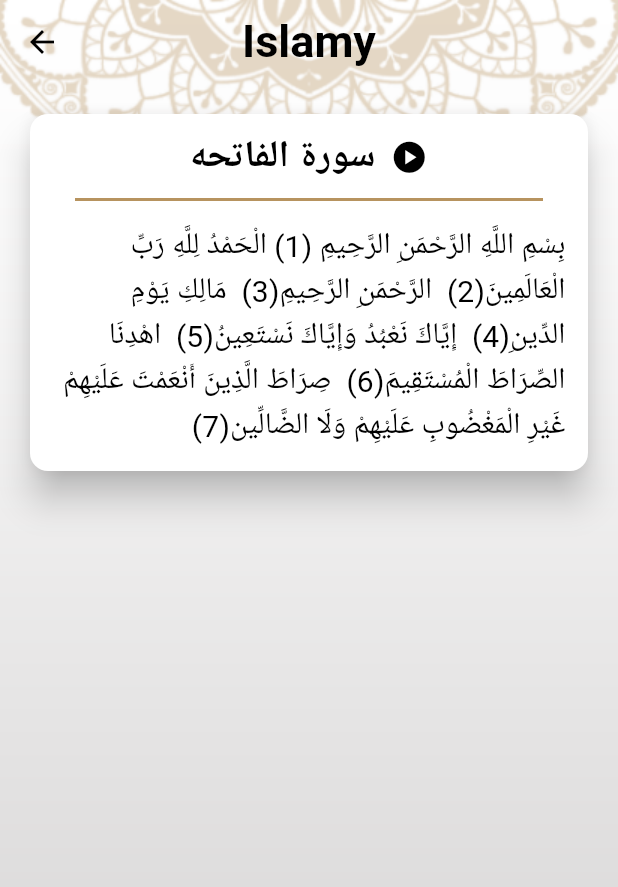
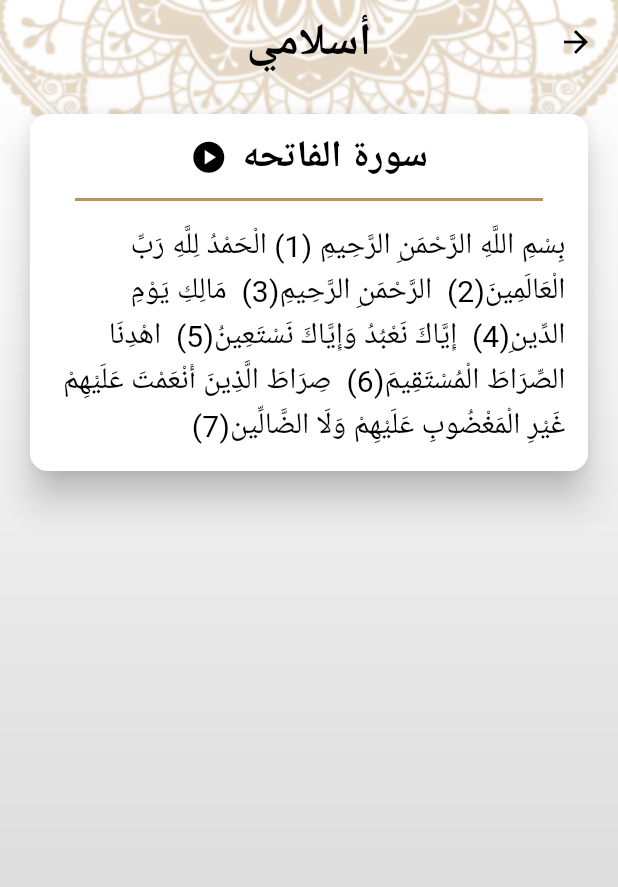
Before and after one commit to AER-Shalaan/islamy_app, a Flutter app: the screen it shows after launch, after a tap on "الفاتحه", on a phone screen of 412 x 824 dp. Shown: the top 887 px of the screen. Run offline on Flutter 3.47's test engine with Material 3 defaults, Android fonts, the phone set to English and light mode, and no system bars; generated files the repository leaves out were written again.

Commit message:
+ finish theme_sheet.dart

```diff
--- a/lib/main.dart
+++ b/lib/main.dart
@@ -2,13 +2,17 @@ import 'package:flutter/material.dart';
 import 'package:flutter_localizations/flutter_localizations.dart';
 import 'package:islamy_app/Themes/dark.dart';
 import 'package:islamy_app/Themes/light.dart';
+import 'package:islamy_app/providers/settings_provider.dart';
 import 'package:islamy_app/screens/hadith_details/hadith_details_screen.dart';
 import 'package:islamy_app/screens/home/home_screen.dart';
 import 'package:islamy_app/screens/quran_details/quran_details_screen.dart';
 import 'package:flutter_gen/gen_l10n/app_localizations.dart';
+import 'package:provider/provider.dart';
 
 void main() {
-  runApp(const MyApp());
+  runApp(ChangeNotifierProvider(
+      create: (context) => SettingsProvider(),
+      child: const MyApp()));
 }
 
 class MyApp extends StatelessWidget {
@@ -17,8 +21,10 @@ class MyApp extends StatelessWidget {
   // This widget is the root of your application.
   @override
   Widget build(BuildContext context) {
+    SettingsProvider provider = Provider.of<SettingsProvider>(context);
     return MaterialApp(
       title: 'Islamy',
+      debugShowCheckedModeBanner: false,
       localizationsDelegates: const [
         AppLocalizations.delegate,
         GlobalMaterialLocalizations.delegate,
@@ -29,15 +35,16 @@ class MyApp extends StatelessWidget {
         Locale('en'), // English
         Locale('ar'), // Arabic
       ],
-      locale: const Locale("en"),
-      debugShowCheckedModeBanner: false,
+      locale: const Locale("ar"),
+
       theme: LightTheme.light,
       darkTheme: DarkTheme.dark,
+      themeMode: provider.theme,
       initialRoute: HomeScreen.routeName,
       routes: {
         HomeScreen.routeName:(_)=> HomeScreen(),
         QuranDetailsScreen.routeName:(_)=> QuranDetailsScreen(),
-        HadithDetailsScreen.routeName:(_)=> HadithDetailsScreen(),
+        HadithDetailsScreen.routeName:(_)=> const HadithDetailsScreen(),
       },
     );
   }
--- /dev/null
+++ b/lib/providers/settings_provider.dart
@@ -0,0 +1,11 @@
+import 'package:flutter/material.dart';
+
+class SettingsProvider extends ChangeNotifier{
+  ThemeMode theme = ThemeMode.light;
+
+  void changeTheme(ThemeMode newThem){
+    if(theme == newThem) return;
+    theme = newThem;
+    notifyListeners();
+  }
+}
--- a/lib/screens/home/bodies/settings/settings_widget.dart
+++ b/lib/screens/home/bodies/settings/settings_widget.dart
@@ -1,5 +1,7 @@
 import 'package:flutter/material.dart';
+import 'package:islamy_app/providers/settings_provider.dart';
 import 'package:islamy_app/screens/home/bodies/settings/theme_sheet.dart';
+import 'package:provider/provider.dart';
 import 'language_sheet.dart';
 import 'package:flutter_gen/gen_l10n/app_localizations.dart';
 
@@ -14,6 +16,7 @@ class SettingsWidget extends StatefulWidget {
 class _SettingsWidgetState extends State<SettingsWidget> {
   @override
   Widget build(BuildContext context) {
+    SettingsProvider provider = Provider.of<SettingsProvider>(context);
     return Padding(
       padding: const EdgeInsets.all(15.0),
       child: Column(
@@ -42,7 +45,7 @@ class _SettingsWidgetState extends State<SettingsWidget> {
                 alignment: Alignment.center,
                 margin: EdgeInsets.all(10),
                 decoration: BoxDecoration(border: Border.all(color: Theme.of(context).colorScheme.tertiary),borderRadius: BorderRadius.circular(15),color: Theme.of(context).colorScheme.primary.withOpacity(0.50)),
-                child: Text("English", style: Theme.of(context).textTheme.titleSmall?.copyWith(fontSize: 20))
+                child: Text(provider.theme == ThemeMode.dark?"Dark":"Light", style: Theme.of(context).textTheme.titleSmall?.copyWith(fontSize: 20))
             ),
           ),
 
--- a/lib/screens/home/home_screen.dart
+++ b/lib/screens/home/home_screen.dart
@@ -1,11 +1,13 @@
 import 'package:flutter/material.dart';
 import 'package:islamy_app/generated/l10n.dart';
+import 'package:islamy_app/providers/settings_provider.dart';
 import 'package:islamy_app/screens/home/bodies/hadith/hadith_widget.dart';
 import 'package:islamy_app/screens/home/bodies/quran/quran_widget.dart';
 import 'package:islamy_app/screens/home/bodies/radio_widget.dart';
 import 'package:islamy_app/screens/home/bodies/sebiha/sebiha_widget.dart';
 import 'package:islamy_app/screens/home/bodies/settings/settings_widget.dart';
 import 'package:flutter_gen/gen_l10n/app_localizations.dart';
+import 'package:provider/provider.dart';
 class HomeScreen extends StatefulWidget {
   static const String routeName = "HomeScreen";
 
@@ -24,10 +26,11 @@ class _HomeScreenState extends State<HomeScreen> {
   ];
   @override
   Widget build(BuildContext context) {
+    SettingsProvider provider = Provider.of<SettingsProvider>(context);
     return Container(
-      decoration: const BoxDecoration(
+      decoration: BoxDecoration(
           image: DecorationImage(
-              image: AssetImage("assets/images/background.png"),
+              image: AssetImage(provider.theme == ThemeMode.dark?"assets/images/dark_background.png":"assets/images/background.png"),
               fit: BoxFit.fill
       )),
       child: Scaffold(
--- a/lib/screens/quran_details/quran_details_screen.dart
+++ b/lib/screens/quran_details/quran_details_screen.dart
@@ -1,6 +1,8 @@
 import 'package:flutter/material.dart';
 import 'package:flutter/services.dart';
 import 'package:flutter_gen/gen_l10n/app_localizations.dart';
+import 'package:islamy_app/providers/settings_provider.dart';
+import 'package:provider/provider.dart';
 
 class QuranDetailsScreen extends StatefulWidget {
   static const String routeName = "QuranDetailsScreen";
@@ -13,13 +15,14 @@ class _QuranDetailsScreenState extends State<QuranDetailsScreen> {
   @override
   Widget build(BuildContext context) {
     QuranDetailsArgs args = ModalRoute.of(context)?.settings.arguments as QuranDetailsArgs;
+    SettingsProvider provider = Provider.of<SettingsProvider>(context);
     if(lines.isEmpty){
       readQuranFile(args.index);
     }
     return Container(
-        decoration: const BoxDecoration(
+        decoration: BoxDecoration(
         image: DecorationImage(
-        image: AssetImage("assets/images/background.png"),
+        image: AssetImage((provider.theme == ThemeMode.dark?"assets/images/dark_background.png":"assets/images/background.png")),
             fit: BoxFit.fill
         )),
         child:Scaffold(
--- a/pubspec.yaml
+++ b/pubspec.yaml
@@ -38,6 +38,7 @@ dependencies:
   flutter_localizations:
     sdk: flutter
   intl: any
+  provider: ^6.1.1
 
 dev_dependencies:
   flutter_test:
```
Also changed, not shown: lib/screens/hadith_details/hadith_details_screen.dart (+5 -2 lines), lib/screens/home/bodies/settings/theme_sheet.dart (+10 -2 lines), pubspec.lock.
